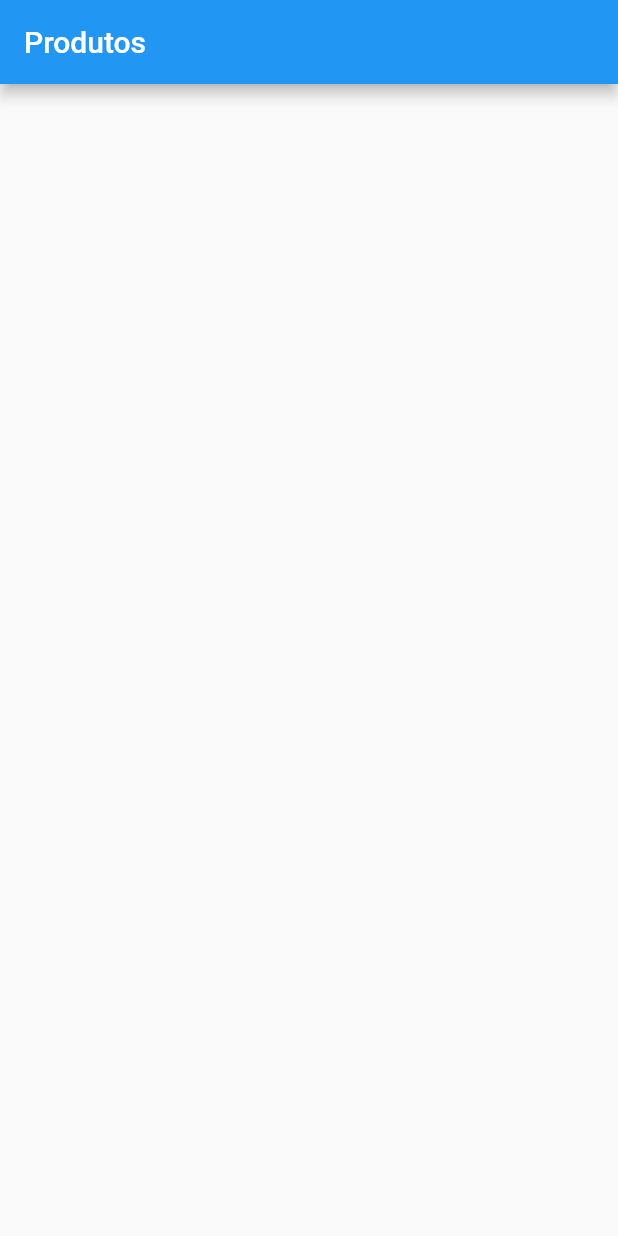
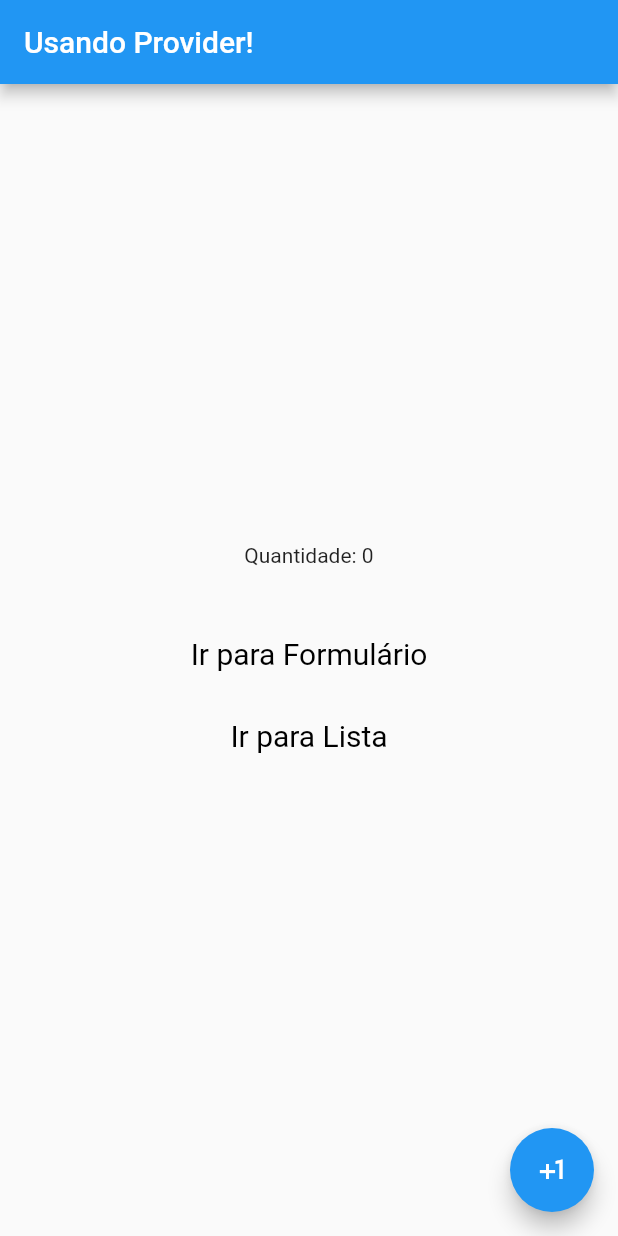
Before and after one commit to andre-gasparin/modelo_app_flutter, a Flutter app: the screen it shows after launch, on a phone screen of 412 x 824 dp. Run offline on Flutter 3.47's test engine with Material 2 defaults, Android fonts, the light colour scheme and no system bars.

Commit message:
Projeto Inicial

```diff
--- /dev/null
+++ b/lib/app_routes.dart
@@ -0,0 +1,16 @@
+import 'package:flutter/cupertino.dart';
+import 'view/produtos_formulario_view.dart';
+import 'view/home_view.dart';
+import 'view/produtos_lista_view.dart';
+
+class AppRoutes {
+  static const HOME = '/home';
+  static const FORM = '/form';
+  static const LIST = '/list';
+
+  static Map<String, Widget Function(BuildContext)> rotas = {
+    AppRoutes.HOME: (ctx) => HomeView(),
+    AppRoutes.FORM: (ctx) => FormularioView(),
+    AppRoutes.LIST: (ctx) => ListaView(),
+  };
+}
--- /dev/null
+++ b/lib/controller/inc_controller.dart
@@ -0,0 +1,11 @@
+import 'package:flutter/material.dart';
+
+class IncController extends ChangeNotifier {
+  int _number = 0;
+  int get number => _number;
+
+  incNumber(int quantidade) {
+    _number = _number + quantidade;
+    notifyListeners();
+  }
+}
--- a/lib/main.dart
+++ b/lib/main.dart
@@ -1,5 +1,9 @@
 import 'package:flutter/material.dart';
-import 'package:meuappnovo/views/produtos_lista.dart';
+import 'package:provider/provider.dart';
+import 'package:usarprovide/controller/inc_controller.dart';
+import 'package:usarprovide/view/home_view.dart';
+
+import 'app_routes.dart';
 
 void main() {
   runApp(MyApp());
@@ -11,10 +15,15 @@ class MyApp extends StatelessWidget {
   Widget build(BuildContext context) {
     return MaterialApp(
       title: 'Flutter Demo',
+      debugShowCheckedModeBanner: false,
       theme: ThemeData(
         primarySwatch: Colors.blue,
       ),
-      home: ProdutosLista(),
+      home: ChangeNotifierProvider(
+        create: (_) => IncController(),
+        child: HomeView(),
+      ),
+      routes: AppRoutes.rotas,
     );
   }
 }
--- a/lib/models/produtos_model.dart
+++ b/lib/model/produtos_model.dart
@@ -1,32 +1,22 @@
 import 'dart:convert';
 
 class ProdutosModel {
-  int id;
-  String nome;
-  String descricao;
-  double valor;
-  ProdutosModel({
-    required this.id,
-    required this.nome,
-    required this.descricao,
-    required this.valor,
-  });
+  final String? nome;
+  final String? descricao;
+
+  ProdutosModel({this.nome, this.descricao});
 
   Map<String, dynamic> toMap() {
     return {
-      'id': id,
       'nome': nome,
       'descricao': descricao,
-      'valor': valor,
     };
   }
 
   factory ProdutosModel.fromMap(Map<String, dynamic> map) {
     return ProdutosModel(
-      id: map['id'],
       nome: map['nome'],
       descricao: map['descricao'],
-      valor: map['valor'],
     );
   }
 
--- /dev/null
+++ b/lib/view/home_view.dart
@@ -0,0 +1,61 @@
+import 'package:flutter/material.dart';
+import 'package:provider/provider.dart';
+import 'package:usarprovide/app_routes.dart';
+
+import '../controller/inc_controller.dart';
+
+class HomeView extends StatelessWidget {
+  const HomeView({Key? key}) : super(key: key);
+
+  @override
+  Widget build(BuildContext context) {
+    return Scaffold(
+      appBar: AppBar(
+        title: Text('Usando Provider!'),
+      ),
+      body: Center(
+        child: Consumer<IncController>(
+          builder: (context, value, child) {
+            return Column(
+              mainAxisAlignment: MainAxisAlignment.center,
+              children: [
+                Text('Quantidade: ${value.number}'),
+                const SizedBox(height: 30),
+                TextButton(
+                  style: TextButton.styleFrom(
+                    padding: const EdgeInsets.all(16.0),
+                    primary: Colors.black,
+                    textStyle: const TextStyle(fontSize: 20),
+                  ),
+                  onPressed: () {
+                    Navigator.of(context)
+                        .pushNamed(AppRoutes.FORM, arguments: 'teste');
+                  },
+                  child: const Text('Ir para Formulário'),
+                ),
+                TextButton(
+                  style: TextButton.styleFrom(
+                    padding: const EdgeInsets.all(16.0),
+                    primary: Colors.black,
+                    textStyle: const TextStyle(fontSize: 20),
+                  ),
+                  onPressed: () {
+                    Navigator.of(context)
+                        .pushNamed(AppRoutes.LIST, arguments: 'teste');
+                  },
+                  child: const Text('Ir para Lista'),
+                ),
+              ],
+            );
+          },
+        ),
+      ),
+      floatingActionButton: FloatingActionButton(
+        child: Icon(Icons.plus_one),
+        onPressed: () {
+          Provider.of<IncController>(context, listen: false).incNumber(2);
+        },
+      ),
+    );
+  }
+}
--- a/lib/views/produtos_lista.dart
+++ /dev/null
@@ -1,57 +0,0 @@
-import 'package:flutter/material.dart';
-import 'package:meuappnovo/models/produtos_model.dart';
-import 'package:meuappnovo/repositories/produtos_repository.dart';
-
-class ProdutosLista extends StatefulWidget {
-  const ProdutosLista({Key? key}) : super(key: key);
-
-  @override
-  _ProdutosListaState createState() => _ProdutosListaState();
-}
-
-class _ProdutosListaState extends State<ProdutosLista> {
-  final repository = ProdutosRepository();
-
-  List<ProdutosModel> _produtos = [];
-
-  _todosProdutos() async {
-    this._produtos = await repository.fetchProdutos();
-  }
-
-  @override
-  void initState() {
-    super.initState();
-    _todosProdutos();
-  }
-
-  @override
-  Widget build(BuildContext context) {
-    return Scaffold(
-      appBar: AppBar(
-        title: Text('Produtos'),
-      ),
-      body: Container(
-          width: MediaQuery.of(context).size.width,
-          height: MediaQuery.of(context).size.height,
-          child: ListView.builder(
-            itemCount: _produtos.length,
-            itemBuilder: (ctx, i) {
-              return Card(
-                child: ListTile(
-                  leading: FlutterLogo(size: 72.0),
-                  title: Text(_produtos[i].nome),
-                  subtitle: TextButton(
-                    onPressed: () {
-                      _todosProdutos();
-                    },
-                    child: Text(_produtos[i].descricao),
-                  ),
-                  trailing: Icon(Icons.more_vert),
-                  isThreeLine: true,
-                ),
-              );
-            },
-          )),
-    );
-  }
-}
--- a/pubspec.yaml
+++ b/pubspec.yaml
@@ -1,4 +1,4 @@
-name: meuappnovo
+name: usarprovide
 description: A new Flutter project.
 
 # The following line prevents the package from being accidentally published to
@@ -23,12 +23,13 @@ environment:
 dependencies:
   flutter:
     sdk: flutter
-  http: ^0.13.3
 
 
   # The following adds the Cupertino Icons font to your application.
   # Use with the CupertinoIcons class for iOS style icons.
   cupertino_icons: ^1.0.2
+  provider: ^5.0.0
+  http: ^0.13.3
 
 dev_dependencies:
   flutter_test:
```
Also changed, not shown: lib/controller/produtos_controller.dart (added, +30 -0 lines), lib/repositories/produtos_repository.dart (deleted, +0 -15 lines), lib/view/produtos_formulario_view.dart (added, +70 -0 lines), lib/view/produtos_lista_view.dart (added, +71 -0 lines), pubspec.lock, 12 other files.
